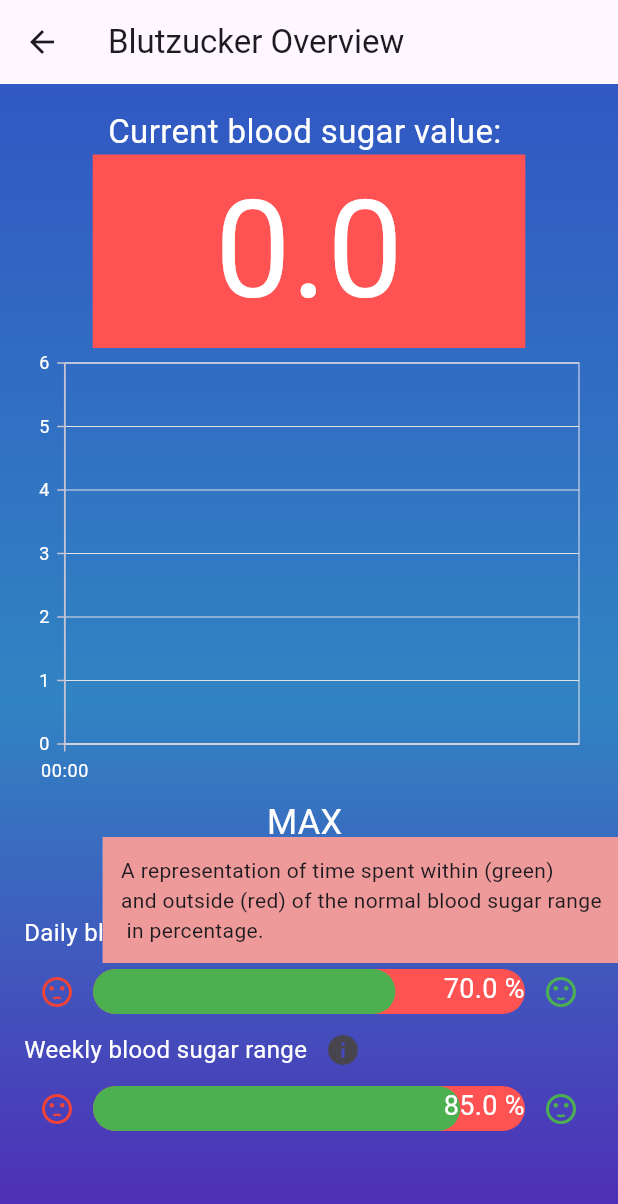
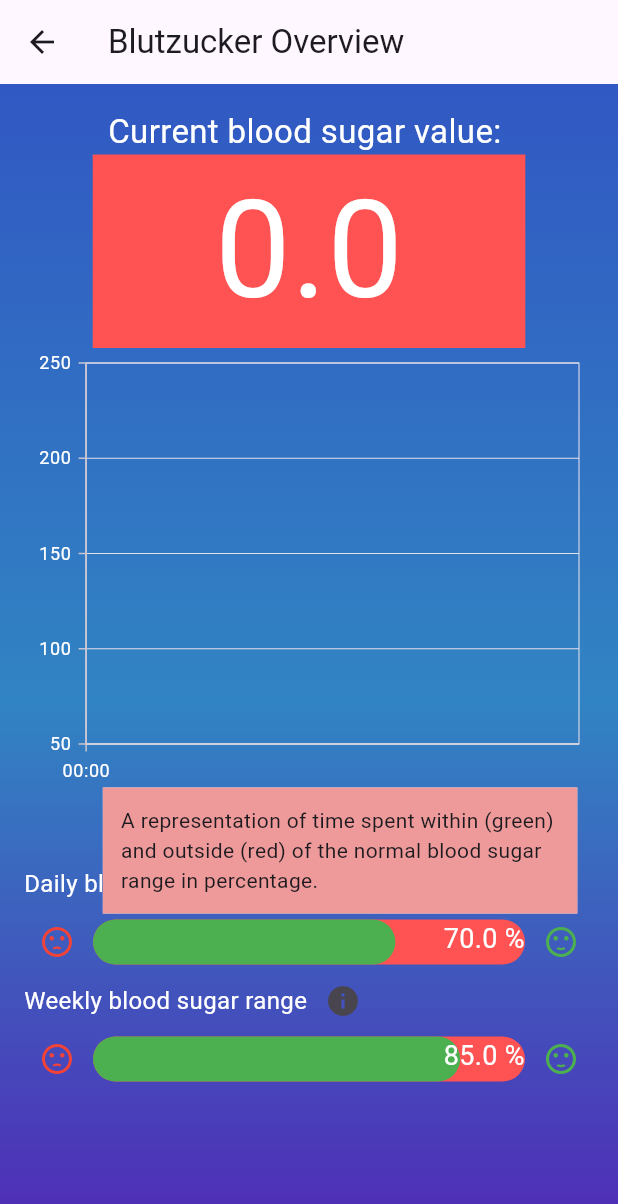
Before and after one commit to Jonalismus/companio_diabetes_app, a Flutter app: the BloodsugarOverview screen opened directly, after a tap on the "info" icon, on a phone screen of 412 x 824 dp. Shown: the top 1204 px of the screen. Run offline on Flutter 3.47's test engine with Material 3 defaults, Android fonts, the phone set to English and light mode, and no system bars; drawn by our look-alikes of getwidget; our stand-ins replace cloud_firestore, firebase_auth, firebase_core, flutter_datetime_picker_plus, flutter_local_notifications, pedometer and 2 more; missing offline and left inert: flutter_barcode_scanner; accounts and stored records are empty.

Commit message:
OverviewDashboard/database connection: values from database put into diagramm and current blood sugar value instead of mocks

```diff
--- a/lib/screens/pages/bloodsugar_overview_dashboard.dart
+++ b/lib/screens/pages/bloodsugar_overview_dashboard.dart
@@ -2,6 +2,7 @@ import 'package:flutter/material.dart';
 import 'package:getwidget/getwidget.dart';
 import 'package:syncfusion_flutter_charts/charts.dart';
 import '../../utilis/colors_utilis.dart';
+import 'Services/DataAnalysisUtilities.dart';
 import 'Services/GlucoseDataRetriever.dart';
 
 
@@ -16,6 +17,8 @@ class _BloodsugarOverviewState extends State<BloodsugarOverview> {
   List<GlucoseData> weeklyChartData = [];
   List<GlucoseData> chartData = [];
   double bloodSugarValue = 0; // will be retrived from data base or from the user input,if pumpe is not available
+  double minGlucoseValue = 0;
+  double maxGlucoseValue = 0;
 
   @override
   void initState() {
@@ -28,6 +31,9 @@ class _BloodsugarOverviewState extends State<BloodsugarOverview> {
       bloodSugarValue = await GlucoseDataRetriever.readLastGlucoseValue();
       weeklyChartData = await GlucoseDataRetriever.getGlucoseDataLast7Days();
       chartData = await GlucoseDataRetriever.getGlucoseDataForLastDay();
+      var minMaxValues = DataAnalysisUtilities.findMinMaxGlucoseValues(chartData);
+      minGlucoseValue = minMaxValues['min']!;
+      maxGlucoseValue = minMaxValues['max']!;
       setState(() {
       });
     } catch (e) {
@@ -78,7 +84,7 @@ class _BloodsugarOverviewState extends State<BloodsugarOverview> {
       child: Container(
         color: Colors.red[200],
         padding: const EdgeInsets.all(12),
-        child: const Text("A representation of time spent within (green) \nand outside (red) of the normal blood sugar range \n in percentage."),
+        child: const Text("A representation of time spent within (green) \nand outside (red) of the normal blood sugar \nrange in percentage."),
       ),
     );
   }
@@ -138,11 +144,13 @@ class _BloodsugarOverviewState extends State<BloodsugarOverview> {
                   labelStyle: TextStyle(
                     color: Colors.white,
                   ),
+                  minimum: 50,
+                  maximum: 250,
                   plotBands: <PlotBand>[
                     PlotBand(
                       isVisible: true,
                       start: 120,
-                      end: 40,
+                      end: 70,
                       color: Colors.green.withOpacity(0.9),
                     ),
                   ],
@@ -156,13 +164,7 @@ class _BloodsugarOverviewState extends State<BloodsugarOverview> {
                   )
                 ],
               ),
-              const Text('MAX ',
-                style: TextStyle(
-                  color: Colors.white,
-                  fontSize: 23,
-                ),
-              ),
-              const Text('MIN ',
+              Text('MAX: $maxGlucoseValue   MIN: $minGlucoseValue',
                 style: TextStyle(
                   color: Colors.white,
                   fontSize: 23,
```
Also changed, not shown: lib/screens/pages/Insulinrechner.dart (+6 -1 lines), lib/screens/pages/Services/DataAnalysisUtilities.dart (added, +27 -0 lines), lib/screens/pages/Services/insulinCalculator.dart (+0 -27 lines).
